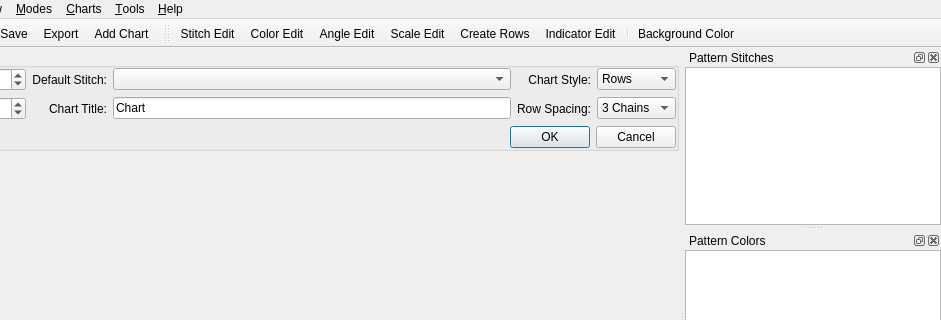
Old version of the form src/mainwindow.ui in the repository iPenguin/CrochetCharts; both pictures show x 104 to 1045 and y 0 to 320 of the 1045 by 592 pixel window.
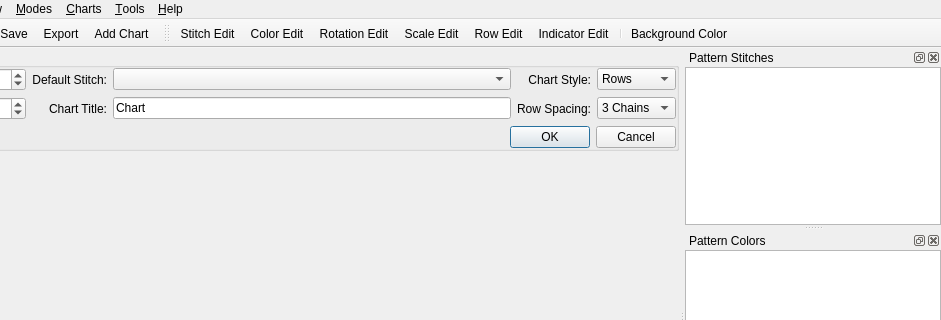
New version of the form. Icons and pictures are not drawn.

Commit message:
Update Shortcut keys, update EditMode text.
Add ability to start and stop creation of rows.

```diff
--- a/src/mainwindow.ui
+++ b/src/mainwindow.ui
@@ -905,7 +905,7 @@
      <normaloff>:/images/rotate_stitch.svg</normaloff>:/images/rotate_stitch.svg</iconset>
    </property>
    <property name="text">
-    <string>Angle Edit</string>
+    <string>Rotation Edit</string>
    </property>
    <property name="toolTip">
     <string>Change the angle of stitches on the chart</string>
@@ -955,7 +955,7 @@
     <bool>true</bool>
    </property>
    <property name="text">
-    <string>Create Rows</string>
+    <string>Row Edit</string>
    </property>
    <property name="toolTip">
     <string>Select stitches and create rows</string>
```
Left out of the diff: 22 changed lines with no effect on the pictures. The commit also changes 2 other files.
